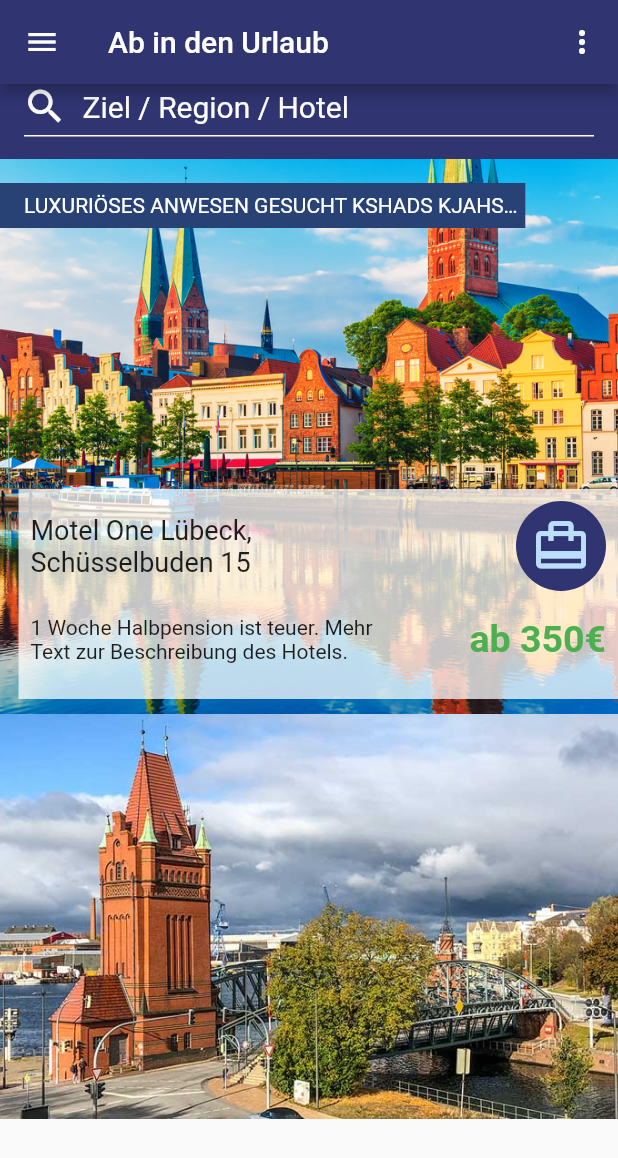
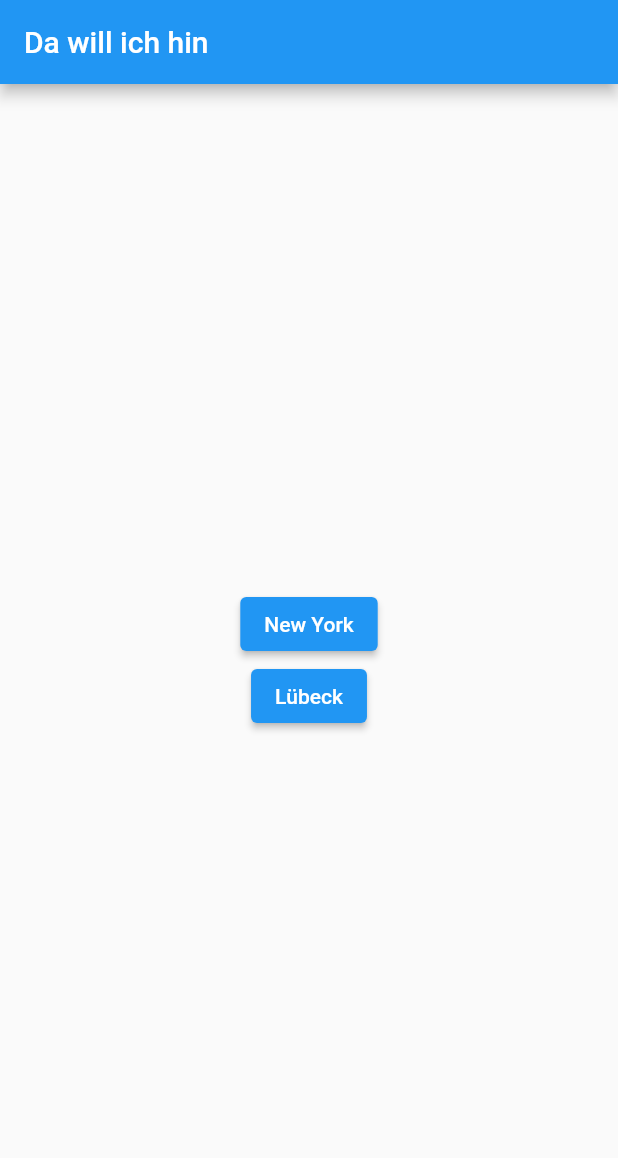
Before and after one commit to drmilde/app_in_den_urlaub_app, a Flutter app: the screen it shows after launch, on a phone screen of 412 x 824 dp. Shown: the top 1158 px of the screen. Run offline on Flutter 3.47's test engine with Material 2 defaults, Android fonts, the phone set to English and light mode, and no system bars.

Commit message:
Texte angepasst

```diff
--- a/lib/main.dart
+++ b/lib/main.dart
@@ -1,5 +1,4 @@
-import 'package:app_in_den_urlaub_app/screens/luebeck_screen.dart';
-import 'package:app_in_den_urlaub_app/screens/new_york_screen.dart';
+import 'package:app_in_den_urlaub_app/screens/main_screen.dart';
 import 'package:flutter/material.dart';
 
 void main() {
@@ -15,7 +14,7 @@ class MyApp extends StatelessWidget {
         primarySwatch: Colors.blue,
       ),
       //home: NewYorkScreen(),
-      home: LuebeckScreen(),
+      home: MainScreen(),
     );
   }
 }
--- a/lib/screens/luebeck_screen.dart
+++ b/lib/screens/luebeck_screen.dart
@@ -52,8 +52,8 @@ class LuebeckScreen extends StatelessWidget {
           _buildInfoBox(context),
           _buildBlueBanner(
               context,
-              "Luxuriöses Anwesen gesucht"
-              " kshads kjahsd kajd adjkhasd"),
+              "Willkommen im ältesten Kaufmannsviertel"
+              " der Hansestadt Lübeck!"),
         ],
       ),
     );
@@ -100,8 +100,8 @@ class LuebeckScreen extends StatelessWidget {
                   Container(
                     width: 250,
                     child: Text(
-                        "1 Woche Halbpension ist teuer."
-                        " Mehr Text zur Beschreibung des Hotels.",
+                        "Wir begrüßen Sie heute in unserem"
+                        " günstigen Design Hotel",
                         maxLines: 2,
                         style: TextStyle(
                           fontSize: 14,
--- /dev/null
+++ b/lib/screens/main_screen.dart
@@ -0,0 +1,43 @@
+import 'package:app_in_den_urlaub_app/screens/luebeck_screen.dart';
+import 'package:app_in_den_urlaub_app/screens/new_york_screen.dart';
+import 'package:flutter/material.dart';
+
+class MainScreen extends StatelessWidget {
+  @override
+  Widget build(BuildContext context) {
+    return Scaffold(
+      appBar: AppBar(
+        title: Text("Da will ich hin"),
+      ),
+      body: Center(
+        child: Column(
+          mainAxisAlignment: MainAxisAlignment.center,
+          children: [
+            ElevatedButton(
+              child: Text("New York"),
+              onPressed: () {
+                Navigator.push(
+                  context,
+                  MaterialPageRoute(
+                    builder: (context) => NewYorkScreen(),
+                  ),
+                );
+              },
+            ),
+            ElevatedButton(
+              child: Text("Lübeck"),
+              onPressed: () {
+                Navigator.push(
+                  context,
+                  MaterialPageRoute(
+                    builder: (context) => LuebeckScreen(),
+                  ),
+                );
+              },
+            ),
+          ],
+        ),
+      ),
+    );
+  }
+}
```
